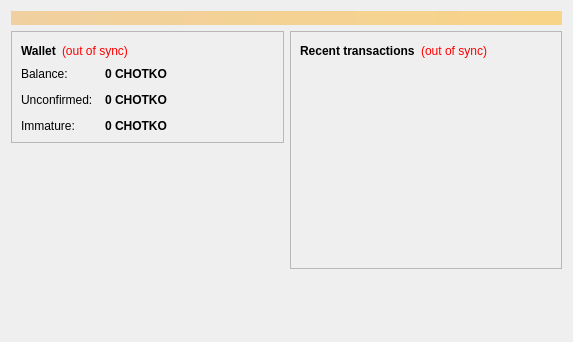
The window that src/qt/forms/overviewpage.ui (dimitrkovalsky/chotkocoin) describes before a commit, drawn with Qt 5.
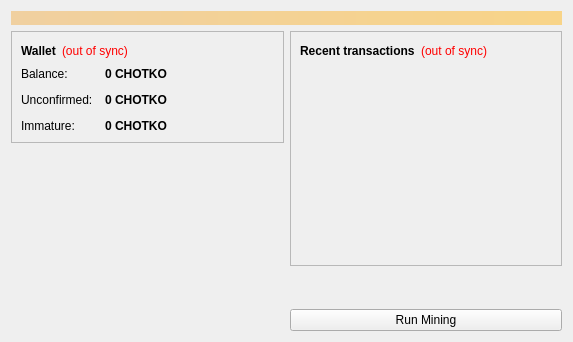
The same window after the commit.

Diff of the .ui file:
```diff
--- a/src/qt/forms/overviewpage.ui
+++ b/src/qt/forms/overviewpage.ui
@@ -290,6 +290,16 @@
          </property>
         </spacer>
        </item>
+       <item>
+        <widget class="QPushButton" name="pushButton">
+         <property name="toolTip">
+          <string>use console</string>
+         </property>
+         <property name="text">
+          <string>Run Mining</string>
+         </property>
+        </widget>
+       </item>
       </layout>
      </item>
     </layout>
```
